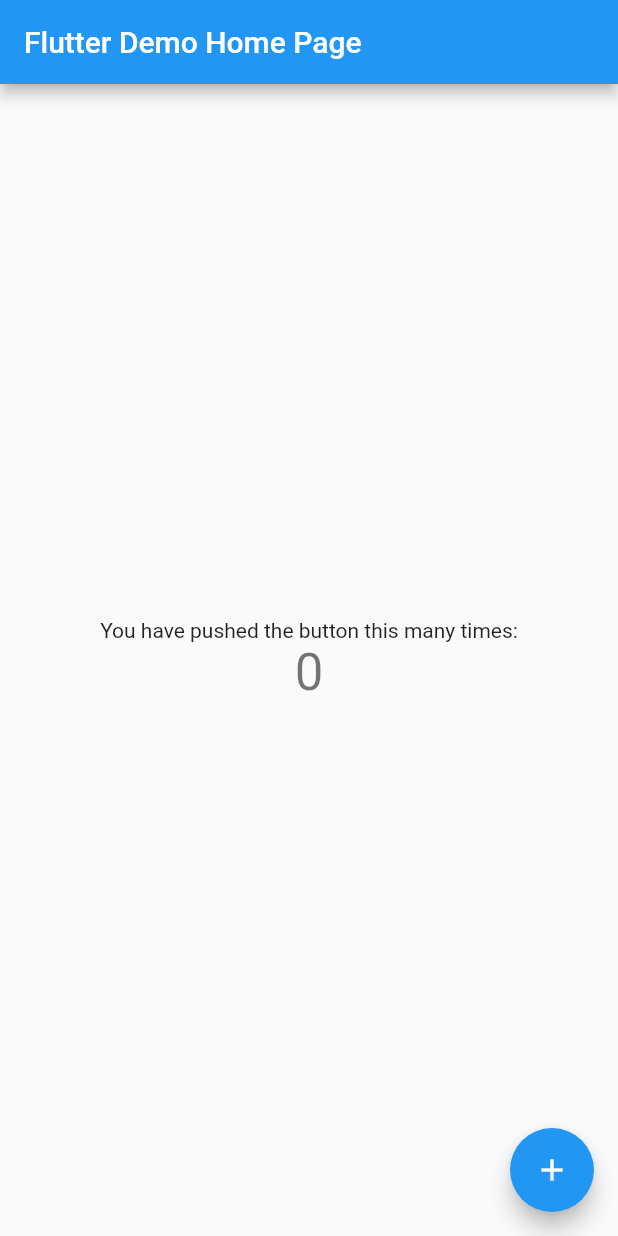
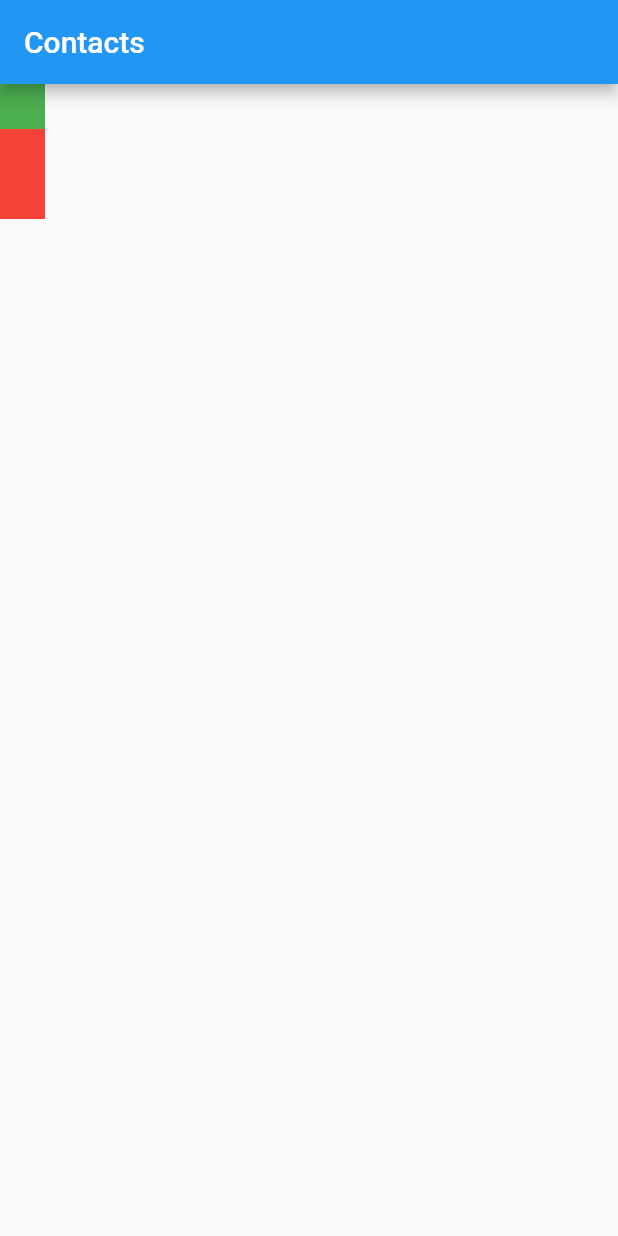
Before and after one commit to AndreyMokryj/radency-task2, a Flutter app: the screen it shows after launch, on a phone screen of 412 x 824 dp. Run offline on Flutter 3.47's test engine with Material 2 defaults, Android fonts, the light colour scheme and no system bars.

Commit message:
Switch favourite property

```diff
--- /dev/null
+++ b/lib/contact_widget.dart
@@ -0,0 +1,40 @@
+import 'package:flutter/material.dart';
+import 'package:radency_task2/main.dart';
+
+class ContactWidget extends StatefulWidget{
+  final user;
+
+  const ContactWidget({Key key, this.user}) : super(key: key);
+
+  @override
+  _ContactWidgetState createState() => _ContactWidgetState();
+}
+
+class _ContactWidgetState extends State<ContactWidget> {
+  var user;
+
+  @override
+  void initState() {
+    user = widget.user;
+  }
+
+  @override
+  Widget build(BuildContext context) {
+    return Row(
+      children: [
+        GestureDetector(
+          child: Container(
+            width: 30,
+            height: 30,
+            color: user["favourite"] ? Colors.green : Colors.red,
+          ),
+          onTap: (){
+            setState(() {
+              contacts.firstWhere((element) => user == element)["favourite"] = !(user["favourite"]);
+            });
+          },
+        )
+      ],
+    );
+  }
+}
--- a/lib/main.dart
+++ b/lib/main.dart
@@ -1,4 +1,5 @@
 import 'package:flutter/material.dart';
+import 'package:radency_task2/contact_widget.dart';
 
 void main() {
   runApp(MyApp());
@@ -22,92 +23,49 @@
         // is not restarted.
         primarySwatch: Colors.blue,
       ),
-      home: MyHomePage(title: 'Flutter Demo Home Page'),
+      home: MyHomePage(title: 'Contacts'),
     );
   }
 }
 
-class MyHomePage extends StatefulWidget {
+class MyHomePage extends StatelessWidget {
   MyHomePage({Key key, this.title}) : super(key: key);
-
-  // This widget is the home page of your application. It is stateful, meaning
-  // that it has a State object (defined below) that contains fields that affect
-  // how it looks.
-
-  // This class is the configuration for the state. It holds the values (in this
-  // case the title) provided by the parent (in this case the App widget) and
-  // used by the build method of the State. Fields in a Widget subclass are
-  // always marked "final".
 
   final String title;
 
   @override
-  _MyHomePageState createState() => _MyHomePageState();
-}
-
-class _MyHomePageState extends State<MyHomePage> {
-  int _counter = 0;
-
-  void _incrementCounter() {
-    setState(() {
-      // This call to setState tells the Flutter framework that something has
-      // changed in this State, which causes it to rerun the build method below
-      // so that the display can reflect the updated values. If we changed
-      // _counter without calling setState(), then the build method would not be
-      // called again, and so nothing would appear to happen.
-      _counter++;
-    });
-  }
-
-  @override
   Widget build(BuildContext context) {
-    // This method is rerun every time setState is called, for instance as done
-    // by the _incrementCounter method above.
-    //
-    // The Flutter framework has been optimized to make rerunning build methods
-    // fast, so that you can just rebuild anything that needs updating rather
-    // than having to individually change instances of widgets.
     return Scaffold(
       appBar: AppBar(
-        // Here we take the value from the MyHomePage object that was created by
-        // the App.build method, and use it to set our appbar title.
-        title: Text(widget.title),
+        title: Text(title),
+
       ),
-      body: Center(
-        // Center is a layout widget. It takes a single child and positions it
-        // in the middle of the parent.
+      body: SingleChildScrollView(
         child: Column(
-          // Column is also a layout widget. It takes a list of children and
-          // arranges them vertically. By default, it sizes itself to fit its
-          // children horizontally, and tries to be as tall as its parent.
-          //
-          // Invoke "debug painting" (press "p" in the console, choose the
-          // "Toggle Debug Paint" action from the Flutter Inspector in Android
-          // Studio, or the "Toggle Debug Paint" command in Visual Studio Code)
-          // to see the wireframe for each widget.
-          //
-          // Column has various properties to control how it sizes itself and
-          // how it positions its children. Here we use mainAxisAlignment to
-          // center the children vertically; the main axis here is the vertical
-          // axis because Columns are vertical (the cross axis would be
-          // horizontal).
-          mainAxisAlignment: MainAxisAlignment.center,
-          children: <Widget>[
-            Text(
-              'You have pushed the button this many times:',
-            ),
-            Text(
-              '$_counter',
-              style: Theme.of(context).textTheme.headline4,
-            ),
-          ],
+          // mainAxisAlignment: MainAxisAlignment.center,
+          children:contacts.map((element) => ContactWidget(
+            user: element,
+          )).toList(),
         ),
       ),
-      floatingActionButton: FloatingActionButton(
-        onPressed: _incrementCounter,
-        tooltip: 'Increment',
-        child: Icon(Icons.add),
-      ), // This trailing comma makes auto-formatting nicer for build methods.
     );
   }
 }
+
+List contacts = [
+  {
+    "name" : "John Agnew",
+    "company" : "Stanford Univercity",
+    "favourite" : true,
+  },
+  {
+    "name" : "Joshua Allison",
+    "company" : "Hooli Inc.",
+    "favourite" : false,
+  },
+  {
+    "name" : "Sam Barnard",
+    "company" : "UC Barkeley",
+    "favourite" : false,
+  },
+];
```
